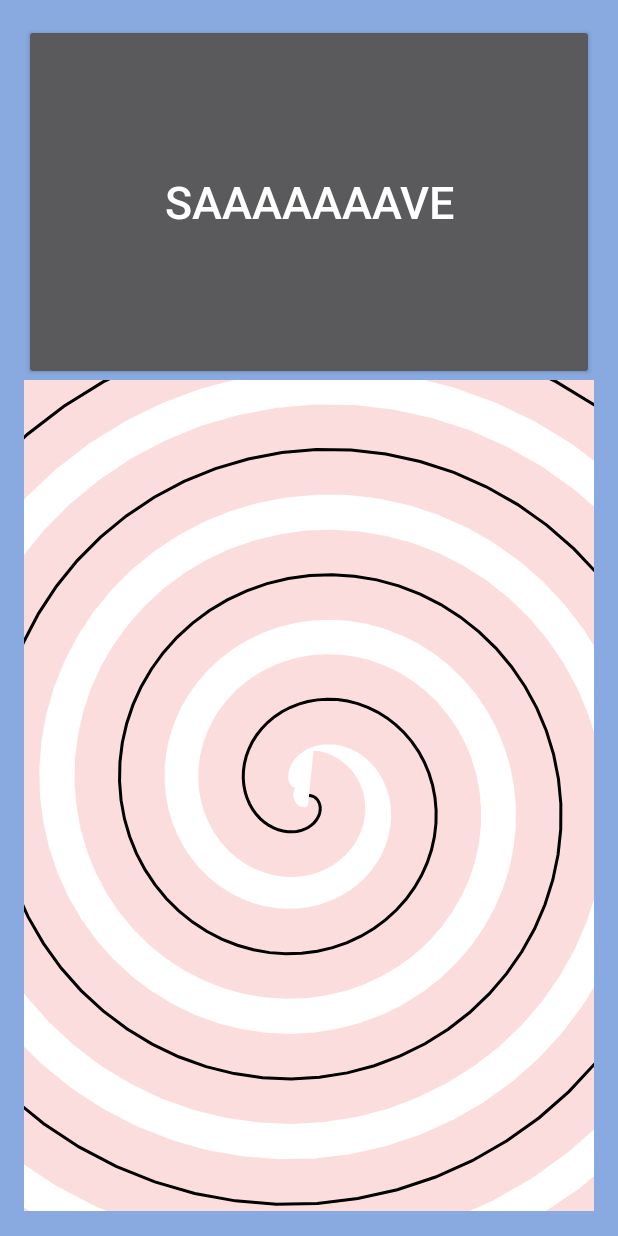
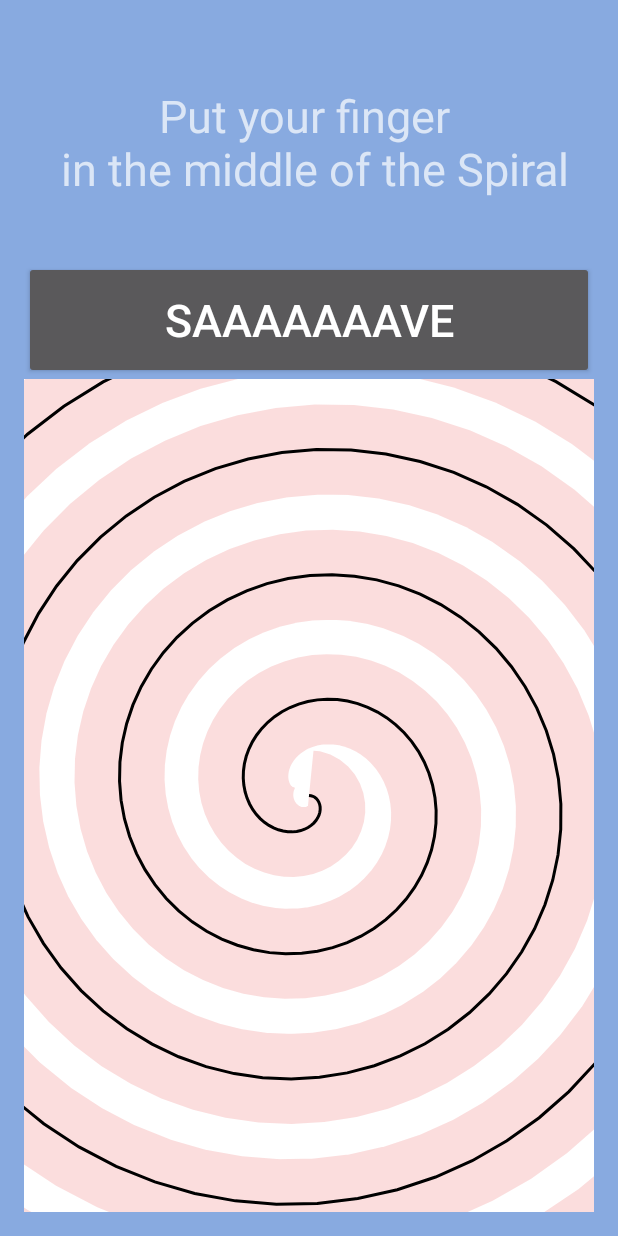
Before and after one commit to ptar104/CMSC436_MS_Detector_Team_Koutras, an Android app: the SpiralActivity screen opened directly, with no data from a screen before it, on a phone screen of 412 x 824 dp. Run offline under Robolectric (Android 15) with nearby library versions, the phone set to English and light mode, and no system bars.

Commit message:
SpiralViewInstructionsUpdate
Add instructions TextView

```diff
--- a/app/src/main/java/com/capstone/petros/cmsc436msdetector/SpiralActivity.java
+++ b/app/src/main/java/com/capstone/petros/cmsc436msdetector/SpiralActivity.java
@@ -3,7 +3,9 @@ package com.capstone.petros.cmsc436msdetector;
 import android.content.ContentResolver;
 import android.support.v7.app.AppCompatActivity;
 import android.os.Bundle;
+import android.view.MotionEvent;
 import android.view.View;
+import android.widget.TextView;
 
 public class SpiralActivity extends AppCompatActivity {
 
@@ -11,6 +13,23 @@ public class SpiralActivity extends AppCompatActivity {
     protected void onCreate(Bundle savedInstanceState) {
         super.onCreate(savedInstanceState);
         setContentView(R.layout.activity_spiral);
+
+        final TextView instruction = (TextView) findViewById(R.id.Instructions);
+        SpiralView spiralView = (SpiralView)findViewById(R.id.SpiralView);
+        spiralView.setOnTouchListener(new View.OnTouchListener() {
+            @Override
+            public boolean onTouch(View v, MotionEvent event) {
+                switch (event.getAction()) {
+                    case MotionEvent.ACTION_DOWN: case MotionEvent.ACTION_MOVE:
+                        instruction.setText("Follow the path to trace the Spiral");
+                        break;
+                    case MotionEvent.ACTION_UP:
+                        instruction.setText("Put your finger back");
+                        break;
+                }
+                return false;
+            }
+        });
     }
 
     public void saveImage(View view){
--- a/app/src/main/res/layout/activity_spiral.xml
+++ b/app/src/main/res/layout/activity_spiral.xml
@@ -12,10 +12,19 @@
     android:orientation="vertical"
     tools:context="com.capstone.petros.cmsc436msdetector.SpiralActivity">
 
+    <TextView
+        android:layout_width="match_parent"
+        android:layout_height="0dp"
+        android:layout_weight=".2"
+        android:text="Put your finger \n in the middle of the Spiral"
+        android:textSize="30sp"
+        android:gravity="center_horizontal|center_vertical"
+        android:id="@+id/Instructions"/>
+
     <Button
         android:layout_width="match_parent"
         android:layout_height="0dp"
-        android:layout_weight=".3"
+        android:layout_weight=".1"
         android:text="SAAAAAAAVE"
         android:textSize="30sp"
         android:onClick="saveImage"
```
